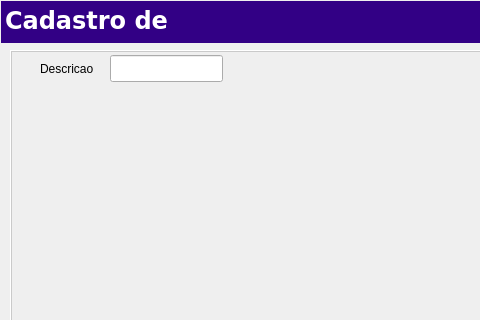
The window that Projects/Blink/libs/common/editmetreage.ui (MarcoBueno1/qrad) describes before a commit, drawn with Qt 5; both pictures show x 0 to 480 and y 0 to 320 of the 800 by 600 pixel window.
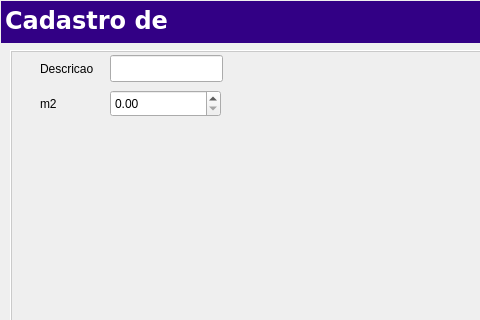
The same window after the commit.

What changed in the file:
```diff
--- a/Projects/Blink/libs/common/editmetreage.ui
+++ b/Projects/Blink/libs/common/editmetreage.ui
@@ -50,6 +50,32 @@
   </rect>
  </property>
 </widget>
+<widget class="QLabel" name="Lblm2">
+<property name="geometry">
+ <rect>
+  <x>30</x>
+  <y>45</y>
+  <width>59</width>
+  <height>17</height>
+ </rect>
+</property>
+<property name="text">
+ <string>m2</string>
+</property>
+</widget>
+<widget class="QDoubleSpinBox" name="DblSpnBxm2">
+<property name="geometry">
+ <rect>
+  <x>100</x>
+  <y>40</y>
+  <width>111</width>
+  <height>27</height>
+ </rect>
+</property>
+<property name="maximum">
+ <double>999999999999.989999999990687</double>
+</property>
+</widget>
     </widget>
 <widget class="QFrame" name="topmenu">
  <property name="geometry">
```
